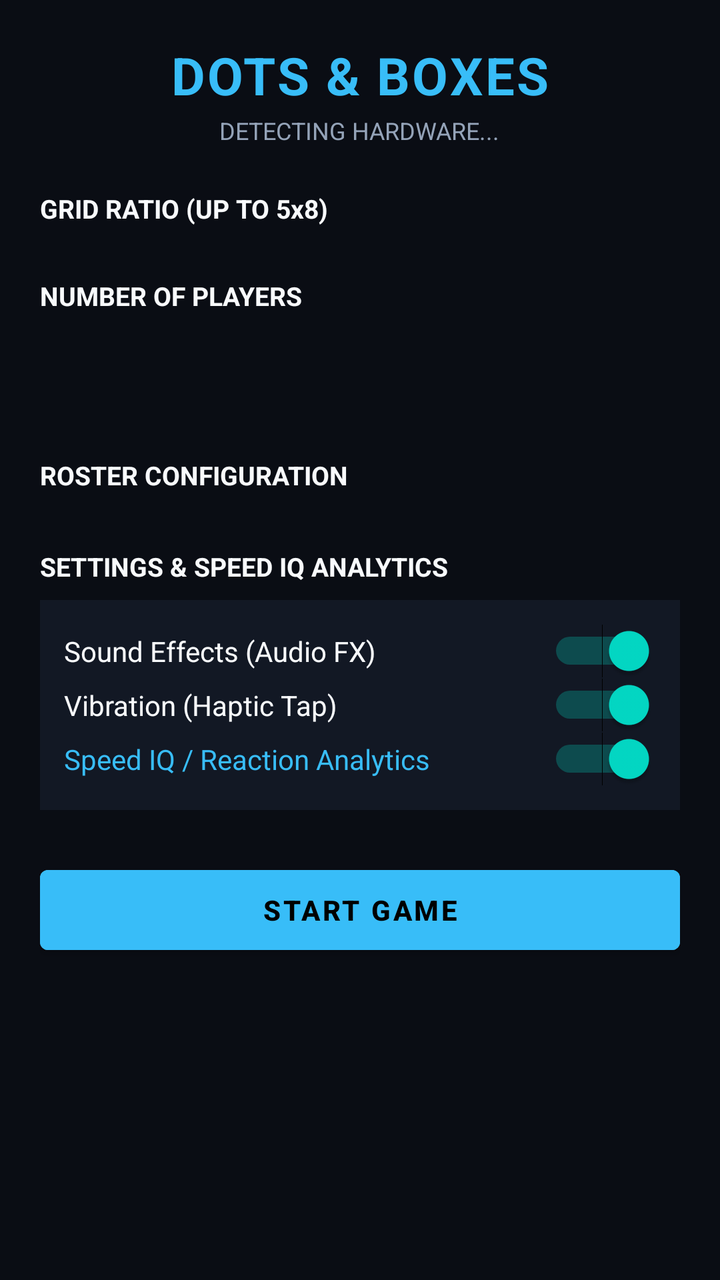
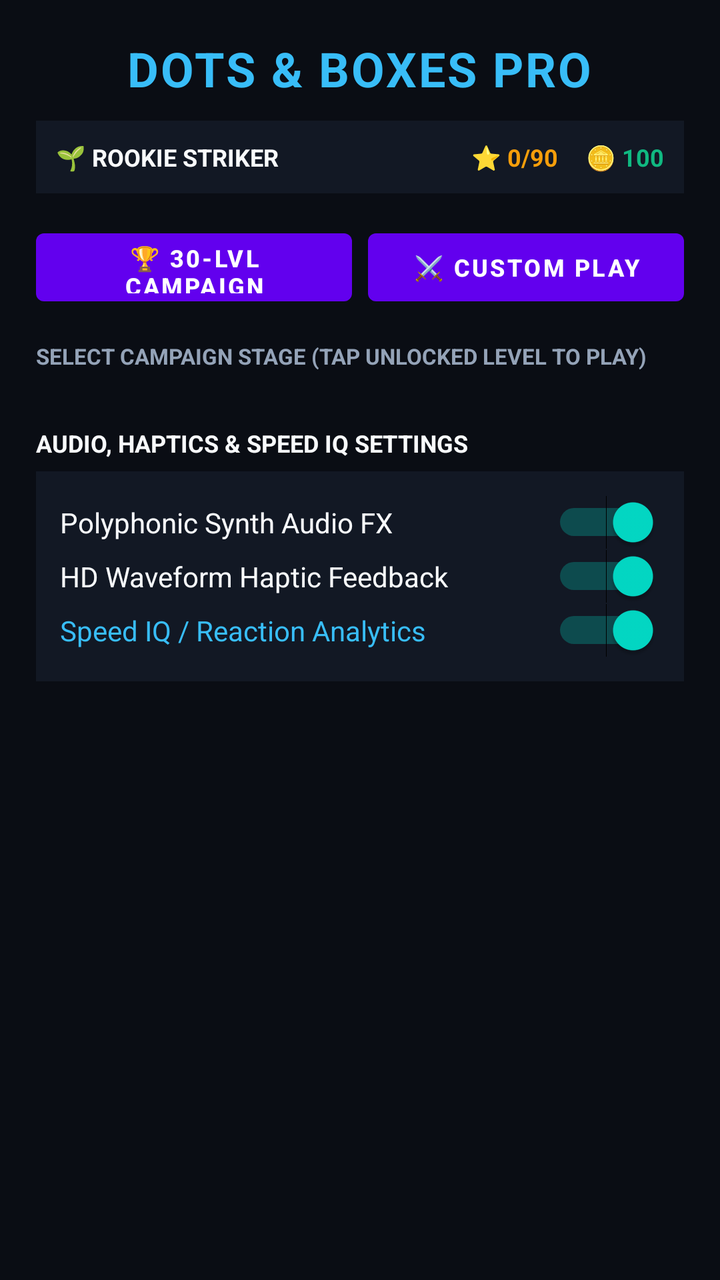

Screens rendered from an Android XML layout before and after an edit, with the pre-edit source and the edit as a unified diff.
<!-- AndroidManifest.xml: application theme Theme.DotsAndBoxes -->
<!-- res/layout/activity_main.xml -->
<?xml version="1.0" encoding="utf-8"?>
<FrameLayout xmlns:android="http://schemas.android.com/apk/res/android"
    android:layout_width="match_parent"
    android:layout_height="match_parent"
    android:background="@color/bg_primary">

    
    <ScrollView
        android:id="@+id/configContainer"
        android:layout_width="match_parent"
        android:layout_height="match_parent"
        android:fillViewport="true">

        <LinearLayout
            android:layout_width="match_parent"
            android:layout_height="wrap_content"
            android:orientation="vertical"
            android:padding="20dp"
            android:gravity="center_horizontal">

            <TextView
                android:layout_width="wrap_content"
                android:layout_height="wrap_content"
                android:text="DOTS &amp; BOXES"
                android:textColor="@color/accent_blue"
                android:textSize="26sp"
                android:textStyle="bold"
                android:letterSpacing="0.04" />

            <TextView
                android:id="@+id/tvDeviceType"
                android:layout_width="wrap_content"
                android:layout_height="wrap_content"
                android:text="DETECTING HARDWARE..."
                android:textColor="@color/text_muted"
                android:textSize="12sp"
                android:layout_marginTop="2dp" />

            
            <TextView
                android:layout_width="match_parent"
                android:layout_height="wrap_content"
                android:text="GRID RATIO (UP TO 5x8)"
                android:textColor="@color/text_light"
                android:textStyle="bold"
                android:textSize="13sp"
                android:layout_marginTop="22dp" />

            <HorizontalScrollView
                android:layout_width="match_parent"
                android:layout_height="wrap_content"
                android:layout_marginTop="8dp"
                android:scrollbars="none">
                <LinearLayout
                    android:id="@+id/gridOptionsLayout"
                    android:layout_width="wrap_content"
                    android:layout_height="wrap_content"
                    android:orientation="horizontal" />
            </HorizontalScrollView>

            
            <TextView
                android:layout_width="match_parent"
                android:layout_height="wrap_content"
                android:text="NUMBER OF PLAYERS"
                android:textColor="@color/text_light"
                android:textStyle="bold"
                android:textSize="13sp"
                android:layout_marginTop="18dp" />

            <LinearLayout
                android:id="@+id/playerCountTabsLayout"
                android:layout_width="match_parent"
                android:layout_height="46dp"
                android:orientation="horizontal"
                android:layout_marginTop="8dp" />

            
            <TextView
                android:layout_width="match_parent"
                android:layout_height="wrap_content"
                android:text="ROSTER CONFIGURATION"
                android:textColor="@color/text_light"
                android:textStyle="bold"
                android:textSize="13sp"
                android:layout_marginTop="18dp" />

            <LinearLayout
                android:id="@+id/rosterLayout"
                android:layout_width="match_parent"
                android:layout_height="wrap_content"
                android:orientation="vertical"
                android:layout_marginTop="8dp" />

            
            <TextView
                android:layout_width="match_parent"
                android:layout_height="wrap_content"
                android:text="SETTINGS &amp; SPEED IQ ANALYTICS"
                android:textColor="@color/text_light"
                android:textStyle="bold"
                android:textSize="13sp"
                android:layout_marginTop="20dp" />

            <LinearLayout
                android:layout_width="match_parent"
                android:layout_height="wrap_content"
                android:orientation="vertical"
                android:background="#121824"
                android:padding="12dp"
                android:layout_marginTop="8dp">

                <Switch
                    android:id="@+id/switchSound"
                    android:layout_width="match_parent"
                    android:layout_height="wrap_content"
                    android:text="Sound Effects (Audio FX)"
                    android:textColor="@color/text_light"
                    android:checked="true"
                    android:paddingVertical="4dp" />

                <Switch
                    android:id="@+id/switchVibration"
                    android:layout_width="match_parent"
                    android:layout_height="wrap_content"
                    android:text="Vibration (Haptic Tap)"
                    android:textColor="@color/text_light"
                    android:checked="true"
                    android:paddingVertical="4dp" />

                <Switch
                    android:id="@+id/switchSpeedAnalytics"
                    android:layout_width="match_parent"
                    android:layout_height="wrap_content"
                    android:text="Speed IQ / Reaction Analytics"
                    android:textColor="@color/accent_blue"
                    android:checked="true"
                    android:paddingVertical="4dp" />
            </LinearLayout>

            <Button
                android:id="@+id/btnStartMatch"
                android:layout_width="match_parent"
                android:layout_height="52dp"
                android:text="START GAME"
                android:textStyle="bold"
                android:textColor="#000000"
                android:backgroundTint="@color/accent_blue"
                android:layout_marginTop="24dp" />
        </LinearLayout>
    </ScrollView>

    
    <LinearLayout
        android:id="@+id/arenaContainer"
        android:layout_width="match_parent"
        android:layout_height="match_parent"
        android:orientation="vertical"
        android:visibility="gone">

        
        <RelativeLayout
            android:layout_width="match_parent"
            android:layout_height="56dp"
            android:paddingHorizontal="16dp"
            android:background="@color/bg_card">

            <ImageButton
                android:id="@+id/btnLeaveArena"
                android:layout_width="40dp"
                android:layout_height="40dp"
                android:layout_centerVertical="true"
                android:background="?attr/selectableItemBackgroundBorderless"
                android:src="@android:drawable/ic_menu_revert"
                android:tint="@color/text_light" />

            <TextView
                android:id="@+id/tvTurnIndicator"
                android:layout_width="wrap_content"
                android:layout_height="wrap_content"
                android:layout_centerInParent="true"
                android:text="Player 1's Turn"
                android:textColor="@color/text_light"
                android:textStyle="bold"
                android:textSize="15sp" />

            <ImageButton
                android:id="@+id/btnResetMatch"
                android:layout_width="40dp"
                android:layout_height="40dp"
                android:layout_alignParentEnd="true"
                android:layout_centerVertical="true"
                android:background="?attr/selectableItemBackgroundBorderless"
                android:src="@android:drawable/ic_menu_rotate"
                android:tint="@color/text_light" />
        </RelativeLayout>

        
        <HorizontalScrollView
            android:layout_width="match_parent"
            android:layout_height="wrap_content"
            android:background="#0F1420"
            android:paddingVertical="8dp"
            android:scrollbars="none">
            <LinearLayout
                android:id="@+id/arenaScoresLayout"
                android:layout_width="wrap_content"
                android:layout_height="wrap_content"
                android:orientation="horizontal"
                android:paddingHorizontal="12dp" />
        </HorizontalScrollView>

        
        <com.fixtocode.dotsandboxes.GameView
            android:id="@+id/gameView"
            android:layout_width="match_parent"
            android:layout_height="match_parent" />
    </LinearLayout>

    
    <FrameLayout
        android:id="@+id/winnerOverlay"
        android:layout_width="match_parent"
        android:layout_height="match_parent"
        android:background="#E60A0D14"
        android:visibility="gone"
        android:clickable="true"
        android:focusable="true">

        <ScrollView
            android:layout_width="match_parent"
            android:layout_height="wrap_content"
            android:layout_gravity="center">

            <LinearLayout
                android:layout_width="match_parent"
                android:layout_height="wrap_content"
                android:layout_marginHorizontal="24dp"
                android:background="@drawable/bg_victory_card"
                android:orientation="vertical"
                android:padding="22dp"
                android:gravity="center_horizontal">

                <TextView
                    android:layout_width="wrap_content"
                    android:layout_height="wrap_content"
                    android:text="🏆"
                    android:textSize="44sp" />

                <TextView
                    android:id="@+id/tvWinnerTitle"
                    android:layout_width="wrap_content"
                    android:layout_height="wrap_content"
                    android:text="PLAYER 1 WINS!"
                    android:textColor="#38BDF8"
                    android:textSize="22sp"
                    android:textStyle="bold"
                    android:layout_marginTop="6dp" />

                <TextView
                    android:id="@+id/tvWinnerSubtitle"
                    android:layout_width="wrap_content"
                    android:layout_height="wrap_content"
                    android:text="Dominated the grid"
                    android:textColor="@color/text_muted"
                    android:textSize="12sp"
                    android:layout_marginTop="2dp" />

                
                <TextView
                    android:layout_width="match_parent"
                    android:layout_height="wrap_content"
                    android:text="MATCH STANDINGS"
                    android:textColor="@color/text_light"
                    android:textSize="11sp"
                    android:textStyle="bold"
                    android:layout_marginTop="14dp" />

                <LinearLayout
                    android:id="@+id/winnerStatsLayout"
                    android:layout_width="match_parent"
                    android:layout_height="wrap_content"
                    android:orientation="vertical"
                    android:layout_marginTop="6dp" />

                
                <TextView
                    android:id="@+id/tvAnalyticsHeading"
                    android:layout_width="match_parent"
                    android:layout_height="wrap_content"
                    android:text="⚡ SPEED IQ &amp; REFLEX ANALYTICS"
                    android:textColor="#38BDF8"
                    android:textSize="11sp"
                    android:textStyle="bold"
                    android:layout_marginTop="14dp" />

                <LinearLayout
                    android:id="@+id/winnerAnalyticsLayout"
                    android:layout_width="match_parent"
                    android:layout_height="wrap_content"
                    android:orientation="vertical"
                    android:layout_marginTop="6dp" />

                <Button
                    android:id="@+id/btnOverlayPlayAgain"
                    android:layout_width="match_parent"
                    android:layout_height="50dp"
                    android:text="PLAY AGAIN"
                    android:textStyle="bold"
                    android:textColor="#000000"
                    android:backgroundTint="@color/accent_blue"
                    android:layout_marginTop="18dp" />

                <Button
                    android:id="@+id/btnOverlaySettings"
                    android:layout_width="match_parent"
                    android:layout_height="44dp"
                    android:text="CHANGE SETTINGS"
                    android:textStyle="bold"
                    android:textColor="@color/text_light"
                    android:backgroundTint="#1E293B"
                    android:layout_marginTop="8dp" />
            </LinearLayout>
        </ScrollView>
    </FrameLayout>
</FrameLayout>
<!-- resources referenced by this layout -->
<resources>
  <color name="accent_blue">#38BDF8</color>
  <color name="bg_card">#121824</color>
  <color name="bg_primary">#0A0D14</color>
  <color name="text_light">#F8FAFC</color>
  <color name="text_muted">#94A3B8</color>
  <!-- drawable bg_victory_card (drawable) -->
  <?xml version="1.0" encoding="utf-8"?>
  <shape xmlns:android="http://schemas.android.com/apk/res/android"
      android:shape="rectangle">
      <solid android:color="#121824" />
      <stroke android:width="2dp" android:color="#38BDF8" />
      <corners android:radius="20dp" />
  </shape>
  <style name="Theme.DotsAndBoxes" parent="Theme.MaterialComponents.DayNight.NoActionBar">
          <item name="android:statusBarColor">#0A0D14</item>
          <item name="android:windowBackground">@color/bg_primary</item>
      </style>
</resources>

<!-- the commit's change to res/layout/activity_main.xml (unified diff, before → after) -->
@@ -15,91 +15,200 @@
             android:layout_width="match_parent"
             android:layout_height="wrap_content"
             android:orientation="vertical"
-            android:padding="20dp"
+            android:padding="18dp"
             android:gravity="center_horizontal">
 
+            
             <TextView
                 android:layout_width="wrap_content"
                 android:layout_height="wrap_content"
-                android:text="DOTS &amp; BOXES"
+                android:text="DOTS &amp; BOXES PRO"
                 android:textColor="@color/accent_blue"
-                android:textSize="26sp"
+                android:textSize="24sp"
                 android:textStyle="bold"
                 android:letterSpacing="0.04" />
 
+            
+            <LinearLayout
+                android:layout_width="match_parent"
+                android:layout_height="wrap_content"
+                android:orientation="horizontal"
+                android:background="#121824"
+                android:padding="10dp"
+                android:layout_marginTop="10dp"
+                android:gravity="center_vertical">
+
+                <TextView
+                    android:id="@+id/tvRankBadge"
+                    android:layout_width="0dp"
+                    android:layout_height="wrap_content"
+                    android:layout_weight="1"
+                    android:text="🌱 ROOKIE STRIKER"
+                    android:textColor="#F8FAFC"
+                    android:textSize="12sp"
+                    android:textStyle="bold" />
+
+                <TextView
+                    android:id="@+id/tvTotalStars"
+                    android:layout_width="wrap_content"
+                    android:layout_height="wrap_content"
+                    android:text="⭐ 0/90"
+                    android:textColor="#F59E0B"
+                    android:textSize="12sp"
+                    android:textStyle="bold"
+                    android:layout_marginEnd="14dp" />
+
+                <TextView
+                    android:id="@+id/tvTotalCoins"
+                    android:layout_width="wrap_content"
+                    android:layout_height="wrap_content"
+                    android:text="🪙 100"
+                    android:textColor="#10B981"
+                    android:textSize="12sp"
+                    android:textStyle="bold" />
+            </LinearLayout>
+
+            
+            <LinearLayout
+                android:layout_width="match_parent"
+                android:layout_height="46dp"
+                android:orientation="horizontal"
+                android:layout_marginTop="14dp">
+
+                <Button
+                    android:id="@+id/btnTabCampaign"
+                    android:layout_width="0dp"
+                    android:layout_height="match_parent"
+                    android:layout_weight="1"
+                    android:text="🏆 30-LVL CAMPAIGN"
+                    android:textSize="12sp"
+                    android:textStyle="bold"
+                    android:layout_marginEnd="4dp" />
+
+                <Button
+                    android:id="@+id/btnTabCustom"
+                    android:layout_width="0dp"
+                    android:layout_height="match_parent"
+                    android:layout_weight="1"
+                    android:text="⚔️ CUSTOM PLAY"
+                    android:textSize="12sp"
+                    android:textStyle="bold"
+                    android:layout_marginStart="4dp" />
+            </LinearLayout>
+
+            
+            <LinearLayout
+                android:id="@+id/campaignSection"
+                android:layout_width="match_parent"
+                android:layout_height="wrap_content"
+                android:orientation="vertical"
+                android:layout_marginTop="14dp">
+
+                <TextView
+                    android:layout_width="match_parent"
+                    android:layout_height="wrap_content"
+                    android:text="SELECT CAMPAIGN STAGE (TAP UNLOCKED LEVEL TO PLAY)"
+                    android:textColor="@color/text_muted"
+                    android:textSize="11sp"
+                    android:textStyle="bold" />
+
+                <LinearLayout
+                    android:id="@+id/campaignLevelsContainer"
+                    android:layout_width="match_parent"
+                    android:layout_height="wrap_content"
+                    android:orientation="vertical"
+                    android:layout_marginTop="8dp" />
+            </LinearLayout>
+
+            
+            <LinearLayout
+                android:id="@+id/customPlaySection"
+                android:layout_width="match_parent"
+                android:layout_height="wrap_content"
+                android:orientation="vertical"
+                android:visibility="gone"
+                android:layout_marginTop="14dp">
+
+                <TextView
+                    android:id="@+id/tvDeviceType"
+                    android:layout_width="wrap_content"
+                    android:layout_height="wrap_content"
+                    android:text="SMARTPHONE DISPLAY OPTIMIZED"
+                    android:textColor="@color/text_muted"
+                    android:textSize="11sp" />
+
+                <TextView
+                    android:layout_width="match_parent"
+                    android:layout_height="wrap_content"
+                    android:text="GRID RATIO (UP TO 5x8)"
+                    android:textColor="@color/text_light"
+                    android:textStyle="bold"
+                    android:textSize="12sp"
+                    android:layout_marginTop="12dp" />
+
+                <HorizontalScrollView
+                    android:layout_width="match_parent"
+                    android:layout_height="wrap_content"
+                    android:layout_marginTop="6dp"
+                    android:scrollbars="none">
+                    <LinearLayout
+                        android:id="@+id/gridOptionsLayout"
+                        android:layout_width="wrap_content"
+                        android:layout_height="wrap_content"
+                        android:orientation="horizontal" />
+                </HorizontalScrollView>
+
+                <TextView
+                    android:layout_width="match_parent"
+                    android:layout_height="wrap_content"
+                    android:text="NUMBER OF PLAYERS"
+                    android:textColor="@color/text_light"
+                    android:textStyle="bold"
+                    android:textSize="12sp"
+                    android:layout_marginTop="16dp" />
+
+                <LinearLayout
+                    android:id="@+id/playerCountTabsLayout"
+                    android:layout_width="match_parent"
+                    android:layout_height="44dp"
+                    android:orientation="horizontal"
+                    android:layout_marginTop="6dp" />
+
+                <TextView
+                    android:layout_width="match_parent"
+                    android:layout_height="wrap_content"
+                    android:text="ROSTER &amp; AI DIFFICULTY (TAP BADGE TO CYCLE)"
+                    android:textColor="@color/text_light"
+                    android:textStyle="bold"
+                    android:textSize="12sp"
+                    android:layout_marginTop="16dp" />
+
+                <LinearLayout
+                    android:id="@+id/rosterLayout"
+                    android:layout_width="match_parent"
+                    android:layout_height="wrap_content"
+                    android:orientation="vertical"
+                    android:layout_marginTop="6dp" />
+
+                <Button
+                    android:id="@+id/btnStartMatch"
+                    android:layout_width="match_parent"
+                    android:layout_height="52dp"
+                    android:text="LAUNCH CUSTOM MATCH"
+                    android:textStyle="bold"
+                    android:textColor="#000000"
+                    android:backgroundTint="@color/accent_blue"
+                    android:layout_marginTop="18dp" />
+            </LinearLayout>
+
+            
             <TextView
-                android:id="@+id/tvDeviceType"
-                android:layout_width="wrap_content"
-                android:layout_height="wrap_content"
-                android:text="DETECTING HARDWARE..."
-                android:textColor="@color/text_muted"
-                android:textSize="12sp"
-                android:layout_marginTop="2dp" />
-
-            
-            <TextView
-                android:layout_width="match_parent"
-                android:layout_height="wrap_content"
-                android:text="GRID RATIO (UP TO 5x8)"
+                android:layout_width="match_parent"
+                android:layout_height="wrap_content"
+                android:text="AUDIO, HAPTICS &amp; SPEED IQ SETTINGS"
                 android:textColor="@color/text_light"
                 android:textStyle="bold"
-                android:textSize="13sp"
-                android:layout_marginTop="22dp" />
-
-            <HorizontalScrollView
-                android:layout_width="match_parent"
-                android:layout_height="wrap_content"
-                android:layout_marginTop="8dp"
-                android:scrollbars="none">
-                <LinearLayout
-                    android:id="@+id/gridOptionsLayout"
-                    android:layout_width="wrap_content"
-                    android:layout_height="wrap_content"
-                    android:orientation="horizontal" />
-            </HorizontalScrollView>
-
-            
-            <TextView
-                android:layout_width="match_parent"
-                android:layout_height="wrap_content"
-                android:text="NUMBER OF PLAYERS"
-                android:textColor="@color/text_light"
-                android:textStyle="bold"
-                android:textSize="13sp"
-                android:layout_marginTop="18dp" />
-
-            <LinearLayout
-                android:id="@+id/playerCountTabsLayout"
-                android:layout_width="match_parent"
-                android:layout_height="46dp"
-                android:orientation="horizontal"
-                android:layout_marginTop="8dp" />
-
-            
-            <TextView
-                android:layout_width="match_parent"
-                android:layout_height="wrap_content"
-                android:text="ROSTER CONFIGURATION"
-                android:textColor="@color/text_light"
-                android:textStyle="bold"
-                android:textSize="13sp"
-                android:layout_marginTop="18dp" />
-
-            <LinearLayout
-                android:id="@+id/rosterLayout"
-                android:layout_width="match_parent"
-                android:layout_height="wrap_content"
-                android:orientation="vertical"
-                android:layout_marginTop="8dp" />
-
-            
-            <TextView
-                android:layout_width="match_parent"
-                android:layout_height="wrap_content"
-                android:text="SETTINGS &amp; SPEED IQ ANALYTICS"
-                android:textColor="@color/text_light"
-                android:textStyle="bold"
-                android:textSize="13sp"
+                android:textSize="12sp"
                 android:layout_marginTop="20dp" />
 
             <LinearLayout
@@ -108,13 +217,13 @@
                 android:orientation="vertical"
                 android:background="#121824"
                 android:padding="12dp"
-                android:layout_marginTop="8dp">
+                android:layout_marginTop="6dp">
 
                 <Switch
                     android:id="@+id/switchSound"
                     android:layout_width="match_parent"
                     android:layout_height="wrap_content"
-                    android:text="Sound Effects (Audio FX)"
+                    android:text="Polyphonic Synth Audio FX"
                     android:textColor="@color/text_light"
                     android:checked="true"
                     android:paddingVertical="4dp" />
@@ -123,7 +232,7 @@
                     android:id="@+id/switchVibration"
                     android:layout_width="match_parent"
                     android:layout_height="wrap_content"
-                    android:text="Vibration (Haptic Tap)"
+                    android:text="HD Waveform Haptic Feedback"
                     android:textColor="@color/text_light"
                     android:checked="true"
                     android:paddingVertical="4dp" />
@@ -137,16 +246,6 @@
                     android:checked="true"
                     android:paddingVertical="4dp" />
             </LinearLayout>
-
-            <Button
-                android:id="@+id/btnStartMatch"
-                android:layout_width="match_parent"
-                android:layout_height="52dp"
-                android:text="START GAME"
-                android:textStyle="bold"
-                android:textColor="#000000"
-                android:backgroundTint="@color/accent_blue"
-                android:layout_marginTop="24dp" />
         </LinearLayout>
     </ScrollView>
 
@@ -162,7 +261,7 @@
         <RelativeLayout
             android:layout_width="match_parent"
             android:layout_height="56dp"
-            android:paddingHorizontal="16dp"
+            android:paddingHorizontal="14dp"
             android:background="@color/bg_card">
 
             <ImageButton
@@ -174,15 +273,31 @@
                 android:src="@android:drawable/ic_menu_revert"
                 android:tint="@color/text_light" />
 
-            <TextView
-                android:id="@+id/tvTurnIndicator"
+            <LinearLayout
                 android:layout_width="wrap_content"
                 android:layout_height="wrap_content"
                 android:layout_centerInParent="true"
-                android:text="Player 1's Turn"
-                android:textColor="@color/text_light"
-                android:textStyle="bold"
-                android:textSize="15sp" />
+                android:orientation="vertical"
+                android:gravity="center">
+
+                <TextView
+                    android:id="@+id/tvArenaStageTitle"
+                    android:layout_width="wrap_content"
+                    android:layout_height="wrap_content"
+                    android:text="LEVEL 1 • FIRST CONTACT"
+                    android:textColor="@color/text_muted"
+                    android:textSize="10sp"
+                    android:textStyle="bold" />
+
+                <TextView
+                    android:id="@+id/tvTurnIndicator"
+                    android:layout_width="wrap_content"
+                    android:layout_height="wrap_content"
+                    android:text="Player 1's Turn"
+                    android:textColor="@color/text_light"
+                    android:textStyle="bold"
+                    android:textSize="14sp" />
+            </LinearLayout>
 
             <ImageButton
                 android:id="@+id/btnResetMatch"
@@ -235,36 +350,38 @@
             <LinearLayout
                 android:layout_width="match_parent"
                 android:layout_height="wrap_content"
-                android:layout_marginHorizontal="24dp"
+                android:layout_marginHorizontal="22dp"
                 android:background="@drawable/bg_victory_card"
                 android:orientation="vertical"
                 android:padding="22dp"
                 android:gravity="center_horizontal">
 
                 <TextView
-                    android:layout_width="wrap_content"
-                    android:layout_height="wrap_content"
-                    android:text="🏆"
-                    android:textSize="44sp" />
+                    android:id="@+id/tvWinnerStars"
+                    android:layout_width="wrap_content"
+                    android:layout_height="wrap_content"
+                    android:text="⭐⭐⭐"
+                    android:textSize="34sp" />
 
                 <TextView
                     android:id="@+id/tvWinnerTitle"
                     android:layout_width="wrap_content"
                     android:layout_height="wrap_content"
-                    android:text="PLAYER 1 WINS!"
+                    android:text="STAGE CLEARED!"
                     android:textColor="#38BDF8"
                     android:textSize="22sp"
                     android:textStyle="bold"
-                    android:layout_marginTop="6dp" />
+                    android:layout_marginTop="4dp" />
 
                 <TextView
                     android:id="@+id/tvWinnerSubtitle"
                     android:layout_width="wrap_content"
                     android:layout_height="wrap_content"
-                    android:text="Dominated the grid"
-                    android:textColor="@color/text_muted"
-                    android:textSize="12sp"
-                    android:layout_marginTop="2dp" />
+                    android:text="+125 Coins Earned"
+                    android:textColor="#F59E0B"
+                    android:textSize="13sp"
+                    android:textStyle="bold"
+                    android:layout_marginTop="4dp" />
 
                 
                 <TextView
@@ -302,10 +419,10 @@
                     android:layout_marginTop="6dp" />
 
                 <Button
-                    android:id="@+id/btnOverlayPlayAgain"
+                    android:id="@+id/btnOverlayPrimary"
                     android:layout_width="match_parent"
                     android:layout_height="50dp"
-                    android:text="PLAY AGAIN"
+                    android:text="NEXT LEVEL ⏭"
                     android:textStyle="bold"
                     android:textColor="#000000"
                     android:backgroundTint="@color/accent_blue"
@@ -315,7 +432,7 @@
                     android:id="@+id/btnOverlaySettings"
                     android:layout_width="match_parent"
                     android:layout_height="44dp"
-                    android:text="CHANGE SETTINGS"
+                    android:text="BACK TO MENU"
                     android:textStyle="bold"
                     android:textColor="@color/text_light"
                     android:backgroundTint="#1E293B"
